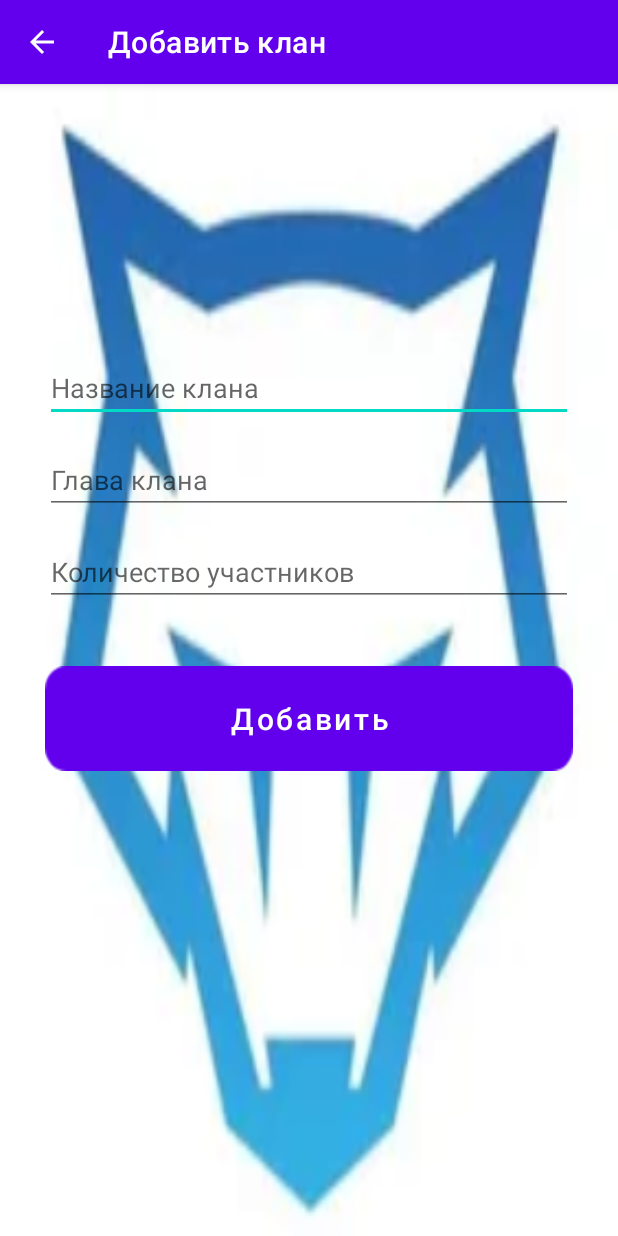
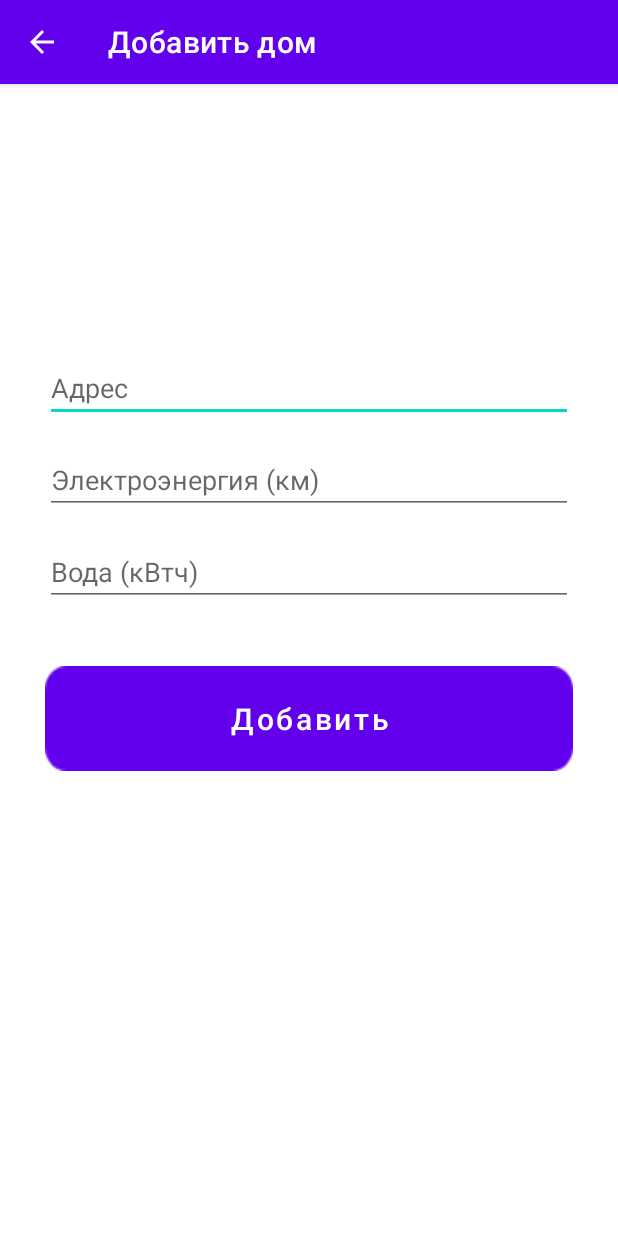
Before and after one commit to TimurPuchinsky/SQLiteAS, an Android app: the AddActivity screen opened directly, with no data from a screen before it, on a phone screen of 412 x 824 dp. Run offline under Robolectric (Android 15) with nearby library versions, the phone set to English and light mode, and no system bars.

Commit message:
лаб 6. Создал приложение для учета потребления воды и электроэнергии в доме.

```diff
--- a/app/src/main/AndroidManifest.xml
+++ b/app/src/main/AndroidManifest.xml
@@ -22,7 +22,7 @@
         </activity>
         <activity
             android:name=".AddActivity"
-            android:label="Добавить клан"
+            android:label="Добавить дом"
             android:parentActivityName=".MainActivity">
             <meta-data
                 android:name="android.app.lib_name"
@@ -30,7 +30,7 @@
         </activity>
         <activity
             android:name=".MainActivity"
-            android:label="Библиотека кланов"
+            android:label="Библиотека"
             android:exported="true">
             <intent-filter>
                 <action android:name="android.intent.action.MAIN" />
--- a/app/src/main/java/com/example/myapplication/MyDatabaseHelper.java
+++ b/app/src/main/java/com/example/myapplication/MyDatabaseHelper.java
@@ -52,7 +52,7 @@ class MyDatabaseHelper extends SQLiteOpenHelper {
         if(result == -1){
             Toast.makeText(context, "Ошибка", Toast.LENGTH_SHORT).show();
         }else {
-            Toast.makeText(context, "Добавлено успешно!!", Toast.LENGTH_SHORT).show();
+            Toast.makeText(context, "Добавлено", Toast.LENGTH_SHORT).show();
         }
     }
 
@@ -78,7 +78,7 @@ class MyDatabaseHelper extends SQLiteOpenHelper {
         if(result == -1){
             Toast.makeText(context, "Ошибка", Toast.LENGTH_SHORT).show();
         }else {
-            Toast.makeText(context, "Успешно Обновлено!", Toast.LENGTH_SHORT).show();
+            Toast.makeText(context, "Обновлено", Toast.LENGTH_SHORT).show();
         }
 
     }
--- a/app/src/main/res/layout/activity_add.xml
+++ b/app/src/main/res/layout/activity_add.xml
@@ -5,7 +5,7 @@
     android:layout_width="match_parent"
     android:layout_height="match_parent"
     android:padding="30dp"
-    android:background="@drawable/back"
+    android:background="@color/white"
     tools:context=".AddActivity">
 
     <EditText
@@ -14,7 +14,7 @@
         android:layout_height="wrap_content"
         android:layout_marginTop="150dp"
         android:ems="10"
-        android:hint="Название клана"
+        android:hint="Адрес"
         android:inputType="textPersonName"
         android:textColor="#000000"
         app:layout_constraintEnd_toEndOf="parent"
@@ -27,7 +27,7 @@
         android:layout_height="wrap_content"
         android:layout_marginTop="16dp"
         android:ems="10"
-        android:hint="Глава клана"
+        android:hint="Электроэнергия (км)"
         android:inputType="textPersonName"
         android:textColor="#000000"
         app:layout_constraintEnd_toEndOf="parent"
@@ -40,7 +40,7 @@
         android:layout_height="wrap_content"
         android:layout_marginTop="16dp"
         android:ems="10"
-        android:hint="Количество участников"
+        android:hint="Вода (кВтч)"
         android:inputType="number"
         android:textColor="#000000"
         app:layout_constraintEnd_toEndOf="parent"
--- a/app/src/main/res/layout/activity_main.xml
+++ b/app/src/main/res/layout/activity_main.xml
@@ -4,7 +4,7 @@
     xmlns:tools="http://schemas.android.com/tools"
     android:layout_width="match_parent"
     android:layout_height="match_parent"
-    android:background="@drawable/back"
+    android:background="@color/white"
     tools:context=".MainActivity">
 
     <com.google.android.material.floatingactionbutton.FloatingActionButton
```
Also changed, not shown: app/src/main/res/layout/activity_update.xml (+4 -4 lines), app/src/main/res/layout/my_row.xml (+12 -4 lines).
